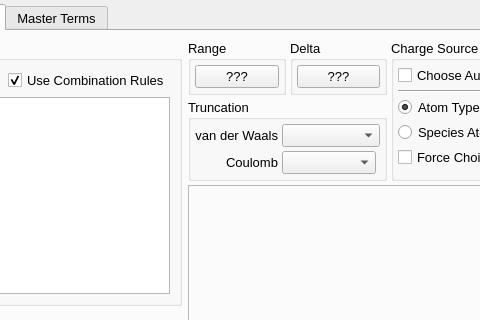
disorderedmaterials/dissolve, file src/gui/forcefieldTab.ui: the form before one commit; both pictures show x 200 to 680 and y 0 to 320 of the 770 by 591 pixel window.
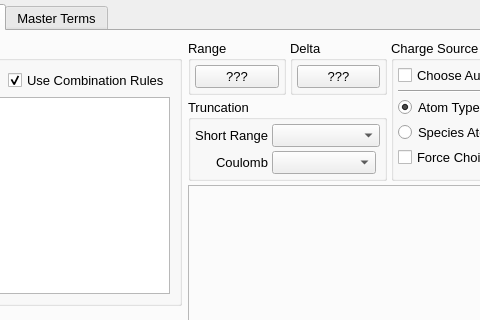
The form after the commit. The open tabs and pages were chosen to show the change. Icons and pictures are not drawn. Custom widgets are drawn as their Qt base class.

```diff
--- a/src/gui/forcefieldTab.ui
+++ b/src/gui/forcefieldTab.ui
@@ -600,7 +600,7 @@
                     </sizepolicy>
                    </property>
                    <property name="text">
-                    <string>van der Waals</string>
+                    <string>Short Range</string>
                    </property>
                    <property name="alignment">
                     <set>Qt::AlignRight|Qt::AlignTrailing|Qt::AlignVCenter</set>
```
